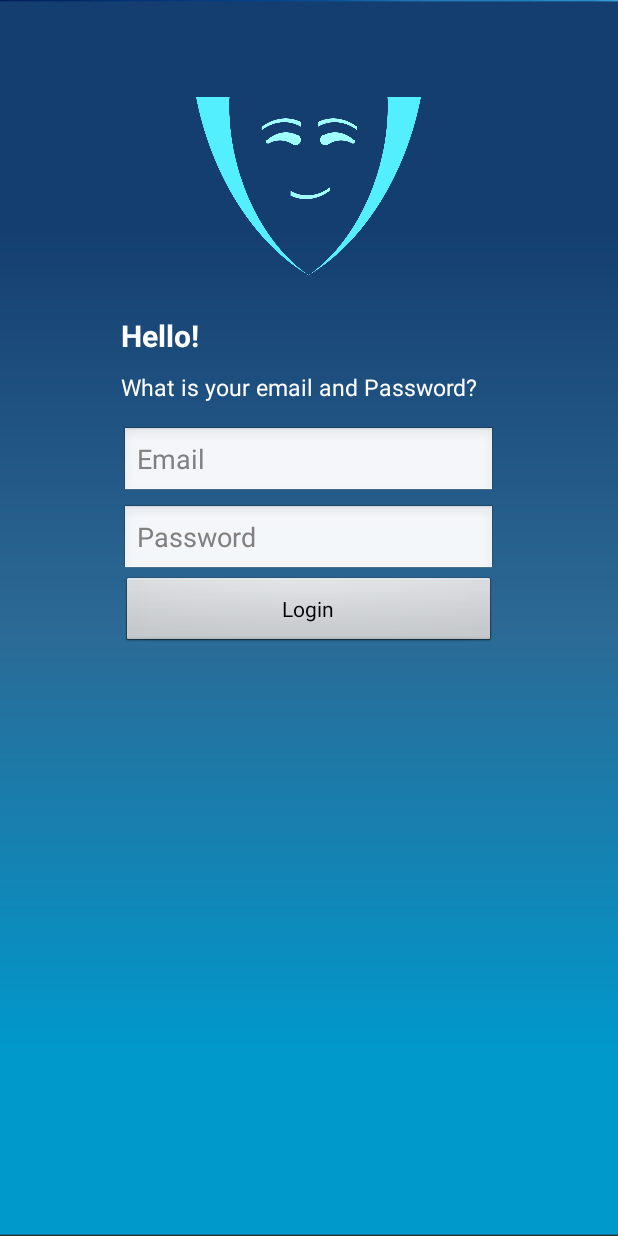
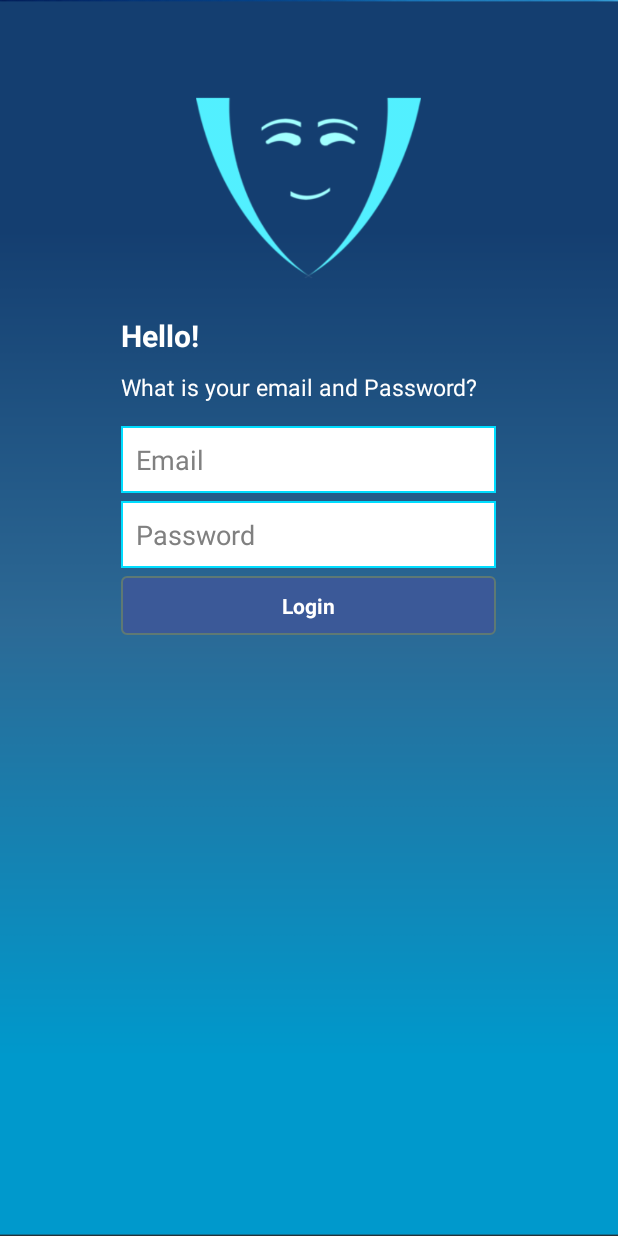
Before and after one commit to byteShaft/video-compressor, an Android app: the screen it shows after launch (LoginActivity), on a phone screen of 412 x 824 dp. Run offline under Robolectric (Android 15) with nearby library versions, the light colour scheme and no system bars.

Commit message:
add logo and set button

```diff
--- /dev/null
+++ b/app/src/main/res/drawable/button_bg.xml
@@ -0,0 +1,24 @@
+<?xml version="1.0" encoding="utf-8"?>
+<selector xmlns:android="http://schemas.android.com/apk/res/android" >
+    <item android:state_pressed="true" >
+        <shape android:shape="rectangle"  >
+            <corners android:radius="3dip" />
+            <stroke android:width="1dip" android:color="#5e7974" />
+            <gradient android:angle="-90" android:startColor="@color/blue_button_pressed" android:endColor="@color/blue_button_pressed"  />
+        </shape>
+    </item>
+    <item android:state_focused="true">
+        <shape android:shape="rectangle"  >
+            <corners android:radius="3dip" />
+            <stroke android:width="1dip" android:color="#5e7974" />
+            <solid android:color="#58857e"/>
+        </shape>
+    </item>
+    <item >
+        <shape android:shape="rectangle"  >
+            <corners android:radius="3dip" />
+            <stroke android:width="1dip" android:color="#5e7974" />
+            <gradient android:angle="-90" android:startColor="@color/blue_button" android:endColor="@color/blue_button" />
+        </shape>
+    </item>
+</selector>
--- /dev/null
+++ b/app/src/main/res/drawable/et_bg.xml
@@ -0,0 +1,11 @@
+<?xml version="1.0" encoding="utf-8"?>
+<shape xmlns:android="http://schemas.android.com/apk/res/android"
+    android:shape="rectangle" android:padding="15dp">
+    <solid android:color="#FFFFFF"/>
+    <corners
+        android:bottomRightRadius="0dp"
+        android:bottomLeftRadius="0dp"
+        android:topLeftRadius="0dp"
+        android:topRightRadius="0dp"/>
+    <stroke android:width="1dip" android:color="@android:color/holo_blue_bright" />
+</shape>
--- a/app/src/main/res/layout/activity_login.xml
+++ b/app/src/main/res/layout/activity_login.xml
@@ -48,25 +48,33 @@
             android:layout_width="250dp"
             android:layout_height="wrap_content"
             android:layout_marginTop="15dp"
+            android:padding="10dip"
             android:hint="Email"
-            android:background="@android:drawable/edit_text"
+            android:background="@drawable/et_bg"
             android:layout_below="@+id/tv_ques" />
 
         <EditText
             android:id="@+id/password_et"
             android:layout_width="250dp"
             android:layout_height="wrap_content"
-            android:layout_marginTop="4dp"
+            android:layout_marginTop="5dp"
+            android:padding="10dip"
             android:hint="Password"
-            android:background="@android:drawable/edit_text"
+            android:background="@drawable/et_bg"
             android:layout_below="@+id/email_et" />
 
         <Button
             android:id="@+id/button_login"
             android:layout_width="250dp"
+            android:background="@drawable/button_bg"
+            android:padding="10dip"
+            android:textColor="@android:color/white"
+            android:textStyle="bold"
+            android:layout_marginTop="5dp"
             android:layout_height="wrap_content"
             android:layout_below="@+id/password_et"
             android:text="Login" />
+
     </RelativeLayout>
 
 </RelativeLayout>
--- a/app/src/main/res/values/colors.xml
+++ b/app/src/main/res/values/colors.xml
@@ -3,4 +3,6 @@
     <color name="colorPrimary">#3F51B5</color>
     <color name="colorPrimaryDark">#303F9F</color>
     <color name="colorAccent">#FF4081</color>
+    <color name="blue_button">#3B5998</color>
+    <color name="blue_button_pressed">#4E69A2</color>
 </resources>
```
Also changed, not shown: app/src/main/res/drawable/logo.png.
